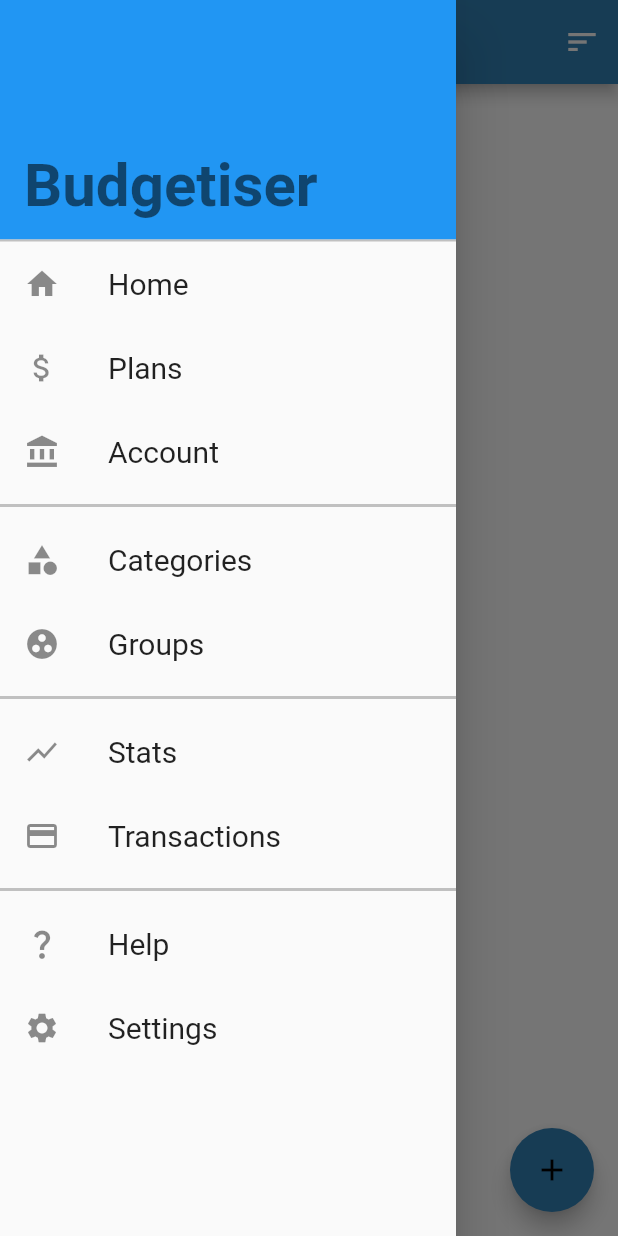
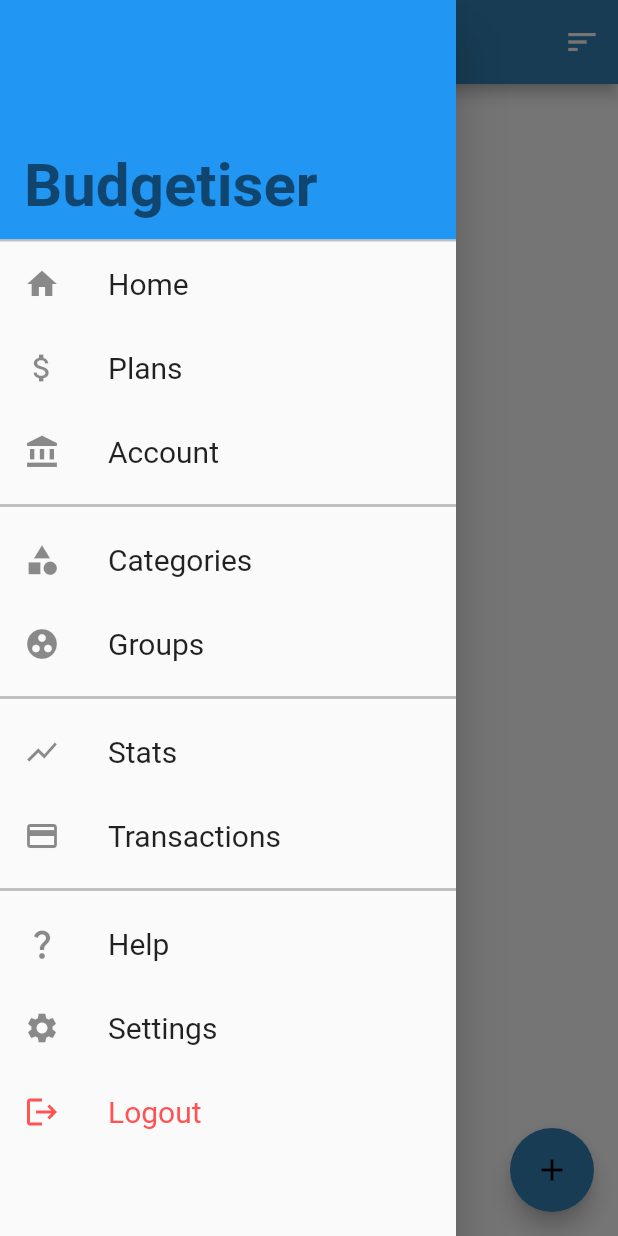
Before and after one commit to budgetiser/budgetiser, a Flutter app: the AccountScreen screen opened by its route, with the side drawer open, on a phone screen of 412 x 824 dp. Run offline on Flutter 3.47's test engine with Material 2 defaults, Android fonts, the light colour scheme and no system bars; our stand-ins replace flutter_colorpicker, flutter_markdown, jiffy, percent_indicator, sqflite_sqlcipher; accounts and stored records are empty.

Commit message:
added drawer logout

```diff
--- a/budgetiser/lib/drawer.dart
+++ b/budgetiser/lib/drawer.dart
@@ -1,3 +1,5 @@
+import 'package:budgetiser/db/database.dart';
+import 'package:budgetiser/screens/login.dart';
 import 'package:flutter/material.dart';
 
 Widget createDrawer(BuildContext context) {
@@ -40,6 +42,25 @@ Widget createDrawer(BuildContext context) {
         const Divider(thickness: 2),
         singleDrawerItem(context, Icons.question_mark, 'Help', 'help'),
         singleDrawerItem(context, Icons.settings, 'Settings', 'settings'),
+        ListTile(
+          title: Text(
+            'Logout',
+            style: Theme.of(context).textTheme.subtitle1?.copyWith(
+                  color: Colors.redAccent,
+                ),
+          ),
+          leading: Icon(
+            Icons.logout,
+            color: Colors.redAccent,
+          ),
+          onTap: () {
+            DatabaseHelper.instance.logout();
+            Navigator.pushReplacement(
+              context,
+              MaterialPageRoute(builder: (_) => LoginScreen()),
+            );
+          },
+        ),
       ],
     ),
   );
--- a/budgetiser/lib/screens/login.dart
+++ b/budgetiser/lib/screens/login.dart
@@ -9,6 +9,7 @@ class LoginScreen extends StatelessWidget {
 
   @override
   Widget build(BuildContext context) {
+    print(context);
     return Scaffold(
       appBar: AppBar(
         title: const Text("Login Page"),
```
